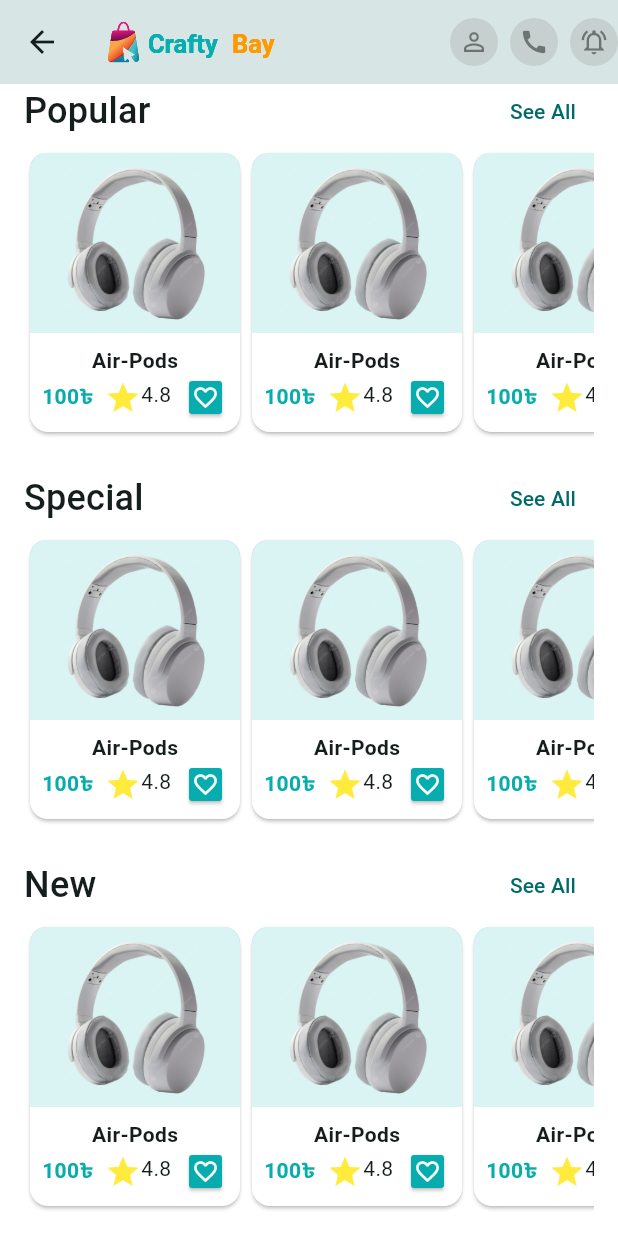
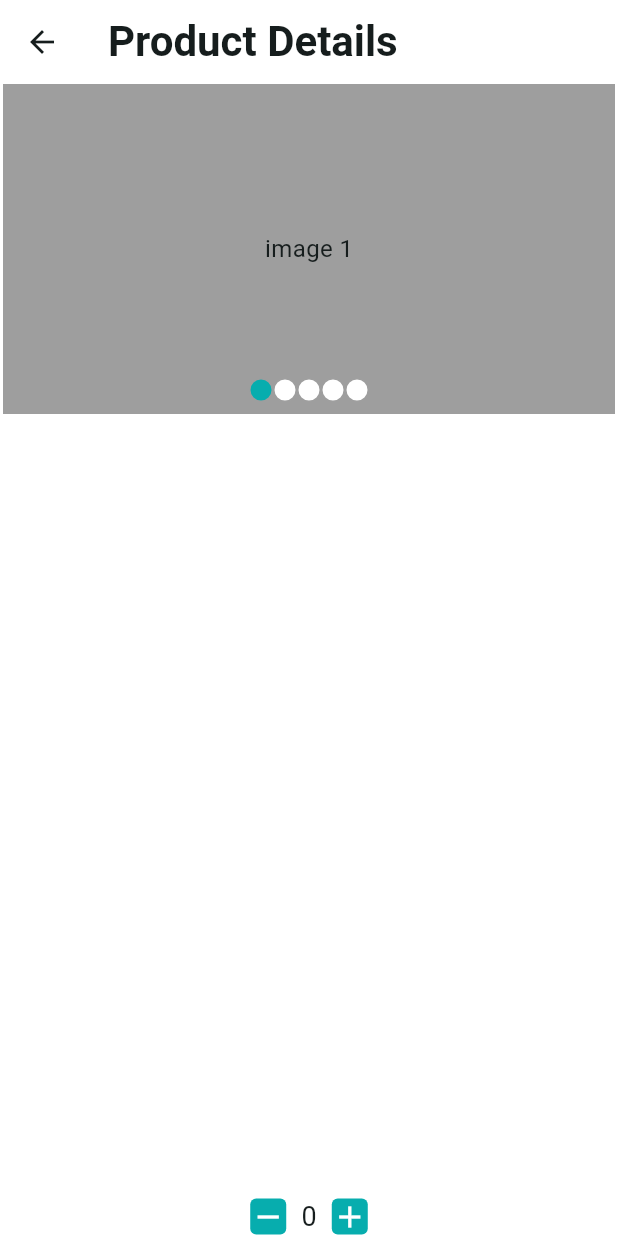
Before and after one commit to wahiduzzamanbappy/crafty_bay, a Flutter app: the HomeScreen screen opened directly, scrolled down 546 dp, after a tap on "Air-Pods", on a phone screen of 412 x 824 dp. Run offline on Flutter 3.47's test engine with Material 3 defaults, Android fonts, the phone set to English and light mode, and no system bars; drawn by our look-alikes of carousel_slider; our stand-ins replace flutter_svg, get; generated files the repository leaves out were written again.

Commit message:
ProductList and API integrated

```diff
--- a/lib/app/app_routes.dart
+++ b/lib/app/app_routes.dart
@@ -1,5 +1,6 @@
 import 'package:crafty_bay/features/common/ui/screens/main_bottom_nav_bar_screen.dart';
-import 'package:crafty_bay/features/home/ui/screens/home_screen.dart';
+import 'package:crafty_bay/features/products/ui/screens/product_details_screen.dart';
+import 'package:crafty_bay/features/products/ui/screens/product_list_Screen.dart';
 import 'package:flutter/material.dart';
 import '../features/auth/ui/screens/sign_in_screen.dart';
 import '../features/auth/ui/screens/sign_up_screen.dart';
@@ -16,8 +17,11 @@ class AppRoutes {
       route = SignUpScreen();
     }else if (settings.name == MainBottomNavBarScreen.name) {
       route = MainBottomNavBarScreen();
-    } else if (settings.name == HomeScreen.name) {
-      route = HomeScreen();
+    } else if (settings.name == ProductListScreen.name) {
+      final String category = settings.arguments as String;
+      route = ProductListScreen(category: category);
+    } else if (settings.name == ProductDetailsScreen.name) {
+      route = ProductDetailsScreen();
     }
     return MaterialPageRoute(builder: (ctx) => route);
   }
--- a/lib/features/categories/ui/screens/category_list_screen.dart
+++ b/lib/features/categories/ui/screens/category_list_screen.dart
@@ -27,10 +27,10 @@ class CategoryListScreen extends StatelessWidget {
         body: Padding(
           padding: const EdgeInsets.all(16),
           child: GridView.builder(
-            itemCount: 10,
+            itemCount: 12,
             gridDelegate: SliverGridDelegateWithFixedCrossAxisCount(
-              crossAxisCount: 5,
-              mainAxisSpacing: 15,
+              crossAxisCount: 4,
+              mainAxisSpacing: 14,
             ),
             itemBuilder: (BuildContext context, int index) {
               return FittedBox(
--- a/lib/features/common/controller/main_bottom_nav_bar_controller.dart
+++ b/lib/features/common/controller/main_bottom_nav_bar_controller.dart
@@ -2,19 +2,19 @@ import 'package:get/get.dart';
 
 class MainBottomNavBarController extends GetxController {
   int _selectedIndex = 0;
+
   int get selectedIndex => _selectedIndex;
 
-   void changeIndex( int index) {
+  void changeIndex(int index) {
     _selectedIndex = index;
     update();
   }
 
-   void moveIndex () {
+  void moveToCategory() {
     changeIndex(1);
   }
 
   void backToHome() {
     changeIndex(0);
   }
-
 }
--- a/lib/features/common/ui/widgets/category_item.dart
+++ b/lib/features/common/ui/widgets/category_item.dart
@@ -1,3 +1,4 @@
+import 'package:crafty_bay/features/products/ui/screens/product_list_Screen.dart';
 import 'package:flutter/material.dart';
 import '../../../../app/app_color.dart';
 
@@ -10,7 +11,10 @@ class CategoryItem extends StatelessWidget {
   @override
   Widget build(BuildContext context) {
     return GestureDetector(
-      //onTap: () {},
+      onTap: () {
+        Navigator.pushNamed(context, ProductListScreen.name,
+            arguments: 'Electronics');
+      },
       child: SizedBox(
         width: 140,
         child: Column(
--- a/lib/features/common/ui/widgets/product_card.dart
+++ b/lib/features/common/ui/widgets/product_card.dart
@@ -1,3 +1,4 @@
+import 'package:crafty_bay/features/products/ui/screens/product_details_screen.dart';
 import 'package:flutter/material.dart';
 import '../../../../app/app_color.dart';
 import '../../../../app/assets_path.dart';
@@ -10,7 +11,9 @@ class ProductCard extends StatelessWidget {
   @override
   Widget build(BuildContext context) {
     return GestureDetector(
-      onTap: () {},
+      onTap: () {
+        Navigator.pushNamed(context, ProductDetailsScreen.name);
+      },
       child: Card(
         color: Colors.white,
         child: SizedBox(
--- a/lib/features/home/ui/widgets/section_header.dart
+++ b/lib/features/home/ui/widgets/section_header.dart
@@ -1,10 +1,10 @@
 import 'package:flutter/material.dart';
 
 class SectionHeader extends StatelessWidget {
-  const SectionHeader({super.key, required this.title, required this.onTap});
+  const SectionHeader({super.key, required this.title, required this.onTapSeeAll});
 
   final String title;
-  final VoidCallback onTap;
+  final VoidCallback onTapSeeAll;
 
   @override
   Widget build(BuildContext context) {
@@ -17,7 +17,7 @@ class SectionHeader extends StatelessWidget {
           style: textTheme.titleMedium?.copyWith(fontSize: 24),
         ),
         TextButton(
-          onPressed: onTap,
+          onPressed: onTapSeeAll,
           child: Text('See All'),
         ),
       ],
--- /dev/null
+++ b/lib/features/products/ui/screens/product_details_screen.dart
@@ -0,0 +1,32 @@
+import 'package:crafty_bay/features/products/ui/widget/product_image_carousel_slider.dart';
+import 'package:flutter/material.dart';
+
+import '../widget/product_increment_decrement_counter.dart';
+
+class ProductDetailsScreen extends StatefulWidget {
+  const ProductDetailsScreen({super.key});
+
+  static const String name = '/product-details';
+
+  @override
+  State<ProductDetailsScreen> createState() => _ProductDetailsScreenState();
+}
+
+class _ProductDetailsScreenState extends State<ProductDetailsScreen> {
+  @override
+  Widget build(BuildContext context) {
+    return Scaffold(
+      appBar: AppBar(
+        title: Text('Product Details'),
+      ),
+      body: Column(
+        children: [
+          ProductImageCarouselSlider(),
+          Expanded(child: Column()),
+          ProductIncrementDecrementCounter(),
+
+        ],
+      ),
+    );
+  }
+}
--- /dev/null
+++ b/lib/features/products/ui/widget/product_image_carousel_slider.dart
@@ -0,0 +1,69 @@
+import 'package:carousel_slider/carousel_slider.dart';
+import 'package:crafty_bay/app/app_color.dart';
+import 'package:flutter/material.dart';
+
+class ProductImageCarouselSlider extends StatefulWidget {
+  const ProductImageCarouselSlider({super.key});
+
+  @override
+  State<ProductImageCarouselSlider> createState() => _ProductImageCarouselSliderState();
+}
+
+class _ProductImageCarouselSliderState extends State<ProductImageCarouselSlider> {
+  int _selectedSlider = 0;
+
+  @override
+  Widget build(BuildContext context) {
+    return Stack(
+      children: [
+          CarouselSlider(
+            options: CarouselOptions(
+              height: 220,
+              viewportFraction: 1,
+              onPageChanged: (index, reason) {
+                _selectedSlider = index;
+                setState(() {});
+              },
+            ),
+            items: [1, 2, 3, 4, 5].map((i) {
+              return Builder(builder: (BuildContext) {
+                return Container(
+                  width: MediaQuery.of(context).size.width,
+                  margin: EdgeInsets.symmetric(horizontal: 2),
+                  color: Colors.grey,
+                  child: Center(
+                    child: Text(
+                      'image $i',
+                      style: TextStyle(fontSize: 16),
+                    ),
+                  ),
+                );
+              });
+            }).toList(),
+          ),
+        Positioned(
+          bottom: 8,
+          left: 0,
+          right: 0,
+          child: Row(
+            mainAxisAlignment: MainAxisAlignment.center,
+            children: [
+              for (int i = 0; i < 5; i++)
+                Container(
+                  height: 16,
+                  width: 16,
+                  decoration: BoxDecoration(
+                    borderRadius: BorderRadius.circular(8),
+                    border: Border.all(color: Colors.grey),
+                    color: _selectedSlider == i
+                        ? AppColors.themeColor
+                        : Colors.white,
+                  ),
+                ),
+            ],
+          ),
+        ),
+        ],
+    );
+  }
+}
--- /dev/null
+++ b/lib/features/products/ui/widget/product_increment_decrement_counter.dart
@@ -0,0 +1,64 @@
+import 'package:crafty_bay/app/app_color.dart';
+import 'package:flutter/material.dart';
+
+class ProductIncrementDecrementCounter extends StatefulWidget {
+  const ProductIncrementDecrementCounter({super.key});
+
+  @override
+  State<ProductIncrementDecrementCounter> createState() =>
+      _ProductIncrementDecrementCounterState();
+}
+
+class _ProductIncrementDecrementCounterState
+    extends State<ProductIncrementDecrementCounter> {
+  int count = 0;
+
+  @override
+  Widget build(BuildContext context) {
+    return Wrap(
+      alignment: WrapAlignment.center,
+      spacing: 10,
+      crossAxisAlignment: WrapCrossAlignment.center,
+      children: [
+        GestureDetector(
+          onTap: () {
+            if (count <= 1) return;
+            count--;
+            setState(() {});
+          },
+          child: Container(
+            decoration: BoxDecoration(
+                color: AppColors.themeColor,
+                borderRadius: BorderRadius.circular(4)),
+            child: Icon(
+              Icons.remove,
+              color: Colors.white,
+            ),
+          ),
+        ),
+        Text(
+          '$count',
+          style: TextStyle(
+            fontSize: 18,
+          ),
+        ),
+        GestureDetector(
+          onTap: () {
+            if (count >= 10) return;
+            count++;
+            setState(() {});
+          },
+          child: Container(
+            decoration: BoxDecoration(
+                color: AppColors.themeColor,
+                borderRadius: BorderRadius.circular(4)),
+            child: Icon(
+              Icons.add,
+              color: Colors.white,
+            ),
+          ),
+        ),
+      ],
+    );
+  }
+}
--- a/lib/l10n/app_bn.arb
+++ b/lib/l10n/app_bn.arb
@@ -19,5 +19,7 @@
   "categories": "ক্যাটগরি",
   "popular": "পপুলার",
   "special": "স্পেশাল",
-  "sNew": "নতুন"
+  "sNew": "নতুন",
+  "wishList": "Wishlist bn",
+  "productDetails": "'Product Details bn"
 }
--- a/lib/l10n/app_en.arb
+++ b/lib/l10n/app_en.arb
@@ -19,5 +19,7 @@
     "categories": "Categories",
     "popular": "Popular",
     "special": "Special",
-    "sNew": "New"
+    "sNew": "New",
+    "wishList": "Wishlist",
+    "productDetails": "'Product Details"
 }
```
Also changed, not shown: lib/app/app.dart (+8 -1 lines), lib/features/auth/ui/screens/splash_screen.dart (+8 -5 lines), lib/features/common/product/ui/screens/product_list_screen.dart (deleted, +0 -35 lines), lib/features/common/ui/screens/main_bottom_nav_bar_screen.dart (+8 -8 lines), lib/features/home/ui/screens/home_screen.dart (+7 -6 lines), lib/features/products/ui/screens/product_list_Screen.dart (added, +34 -0 lines), lib/features/wishlist/ui/screens/wish_list_screen.dart (added, +34 -0 lines), lib/features/common/product/ui/screens/product_details_screen.dart (deleted). Lines whose indentation alone changed are shown as unchanged.
